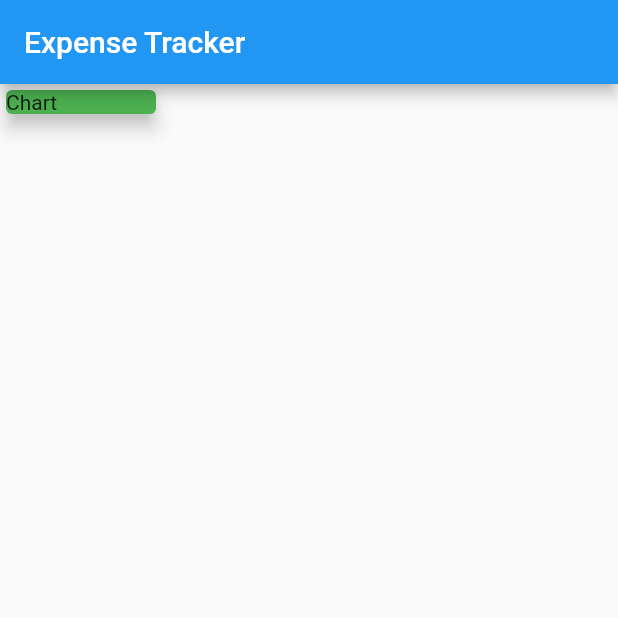
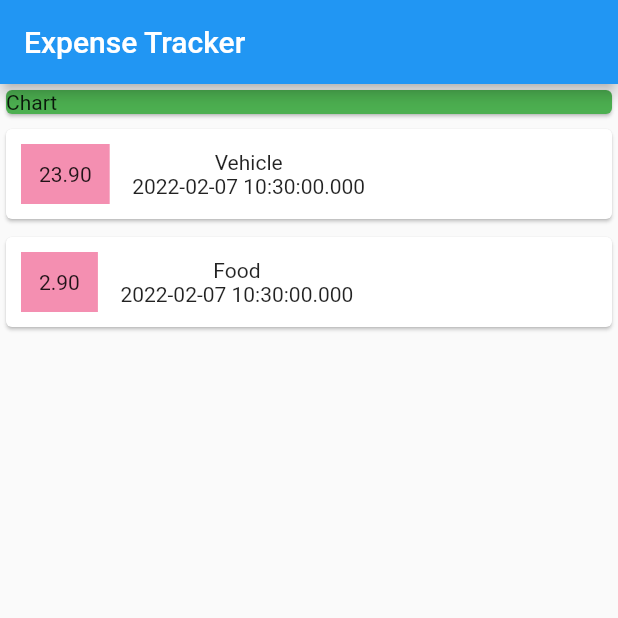
Before and after one commit to hasibulHossain/expense_tracker, a Flutter app: the screen it shows after launch, on a phone screen of 412 x 824 dp, the top half of it. Run offline on Flutter 3.47's test engine with Material 2 defaults, Android fonts, the phone set to English and light mode, and no system bars; missing offline and left inert: dart:ffi.

Commit message:
maped transactions and added some style on transaction list

```diff
--- a/lib/main.dart
+++ b/lib/main.dart
@@ -1,4 +1,6 @@
 import 'package:flutter/material.dart';
+
+import './models/transection.dart';
 
 void main() => runApp(MyApp());
 
@@ -6,24 +8,70 @@ class MyApp extends StatelessWidget {
   @override
   Widget build(BuildContext context) {
     return MaterialApp(
-      title: 'Expanse Trackers',
+      title: 'Expanse Tracker',
       home: MyHomePage(),
     );
   }
 }
 
 class MyHomePage extends StatelessWidget {
+  final List<Transaction> transactions = [
+    Transaction(id: 't1', title: 'Vehicle', amount: 23.9, time: DateTime.now()),
+    Transaction(id: 't2', title: 'Food', amount: 2.90, time: DateTime.now())
+  ];
+
   @override
   Widget build(BuildContext context) {
     return Scaffold(
       appBar: AppBar(title: const Text('Expense Tracker')),
       body: Column(
+        mainAxisAlignment: MainAxisAlignment.start,
+        crossAxisAlignment: CrossAxisAlignment.center,
         children: <Widget>[
-          Card(
-            child: Container(child: Text('Chart'), width: 100,),
-            elevation: 5,
-            color: Colors.green,
+          Container(
+            width: double.infinity,
+            child: const Card(
+              child: Text('Chart'),
+              color: Colors.green,
+            ),
           ),
+          Container(
+              width: double.infinity,
+              child: Column(
+                children: transactions.map((item) {
+                  return Container(
+                    margin: const EdgeInsets.symmetric(
+                      vertical: 2,
+                    ),
+                    child: Card(
+                      child: Container(
+                        padding: const EdgeInsets.symmetric(vertical: 10, horizontal: 10),
+                        child: Row(
+                          children: <Widget>[
+                            Container(
+                              margin: const EdgeInsets.only(right: 15),
+                              child: Container(
+                                padding: const EdgeInsets.all(10),
+                                decoration: BoxDecoration(
+                                  border: Border.all(color: Colors.pink.shade200, width: 2),
+                                  color: Colors.pink.shade200,
+                                ),
+                                child: Text(item.amount.toStringAsFixed(2)),
+                              ),
+                            ),
+                            Column(
+                              children: <Widget>[
+                                Text(item.title),
+                                Text('${item.time}'),
+                              ],
+                            )
+                          ],
+                        ),
+                      ),
+                    ),
+                  );
+                }).toList(),
+              )),
         ],
       ),
     );
```
Also changed, not shown: 1 other file.
